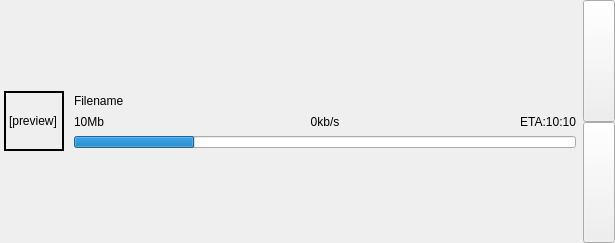
Old version of the form src/chatlog/content/filetransferwidget.ui in the repository qTox/qTox.
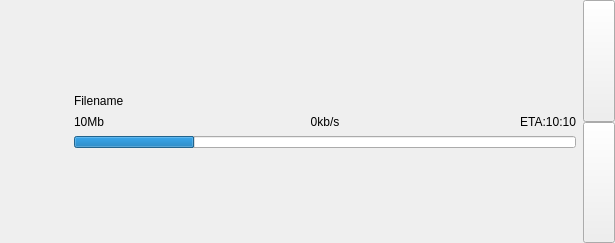
New version of the form. Icons and pictures are not drawn. Custom widgets are drawn as their Qt base class.

Commit message: Open downloaded image with mouse click on thumbnail

```diff
--- a/src/chatlog/content/filetransferwidget.ui
+++ b/src/chatlog/content/filetransferwidget.ui
@@ -270,7 +270,7 @@
          </layout>
         </item>
         <item row="1" column="0">
-         <widget class="QLabel" name="previewLabel">
+         <widget class="QPushButton" name="previewButton">
           <property name="sizePolicy">
            <sizepolicy hsizetype="Fixed" vsizetype="Fixed">
             <horstretch>0</horstretch>
@@ -289,14 +289,21 @@
             <height>60</height>
            </size>
           </property>
-          <property name="frameShape">
-           <enum>QFrame::Box</enum>
+          <property name="cursor">
+           <cursorShape>PointingHandCursor</cursorShape>
           </property>
-          <property name="lineWidth">
-           <number>2</number>
+          <property name="icon">
+           <iconset resource="../../../res.qrc">
+            <normaloff>:/ui/fileTransferInstance/no.svg</normaloff>:/ui/fileTransferInstance/no.svg</iconset>
           </property>
-          <property name="text">
-           <string>[preview]</string>
+          <property name="iconSize">
+           <size>
+            <width>32</width>
+            <height>18</height>
+           </size>
+          </property>
+          <property name="flat">
+           <bool>true</bool>
           </property>
          </widget>
         </item>
```
The commit also changes 2 other files.
